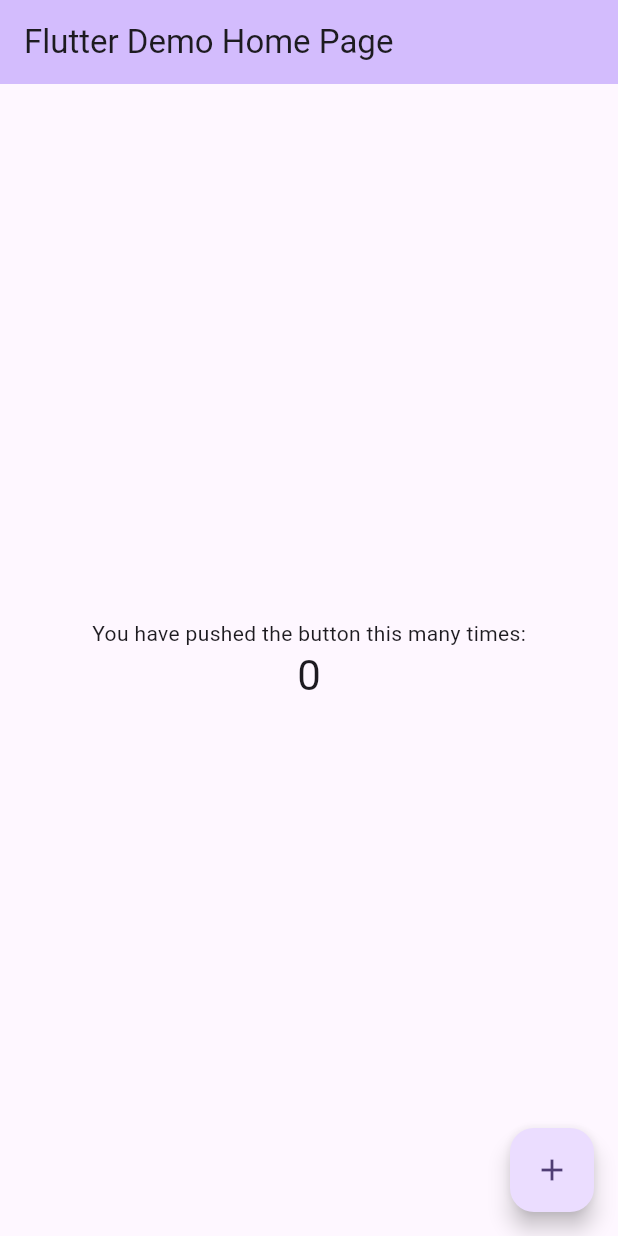
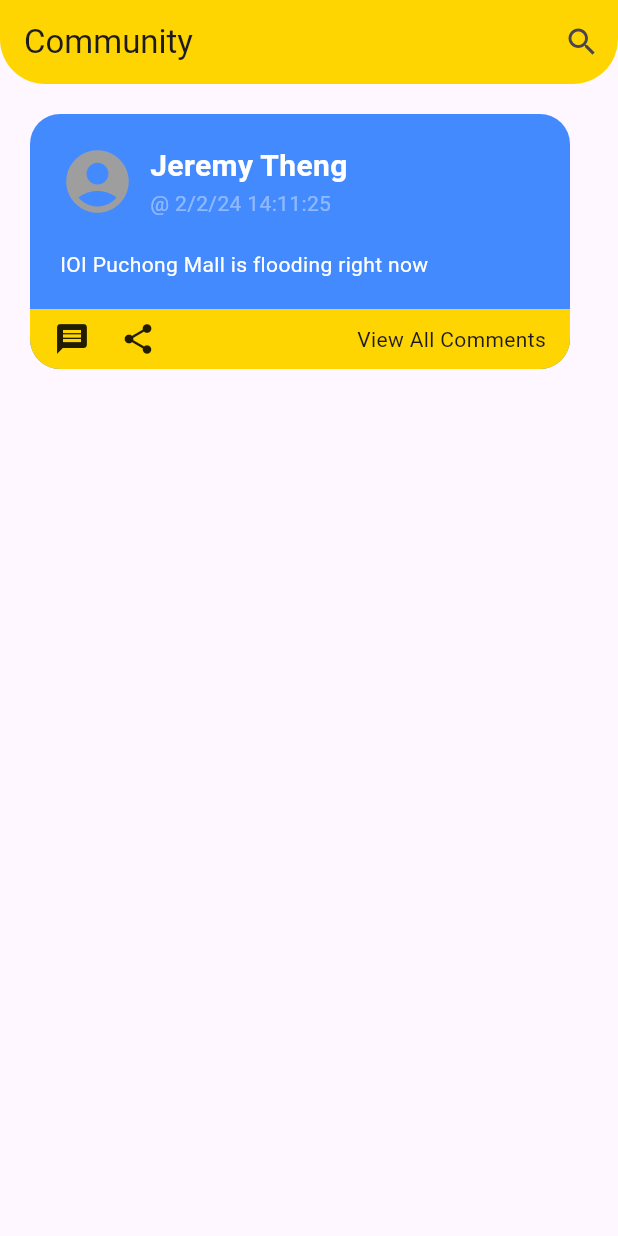
Before and after one commit to ICAS03/waterguard, a Flutter app: the screen it shows after launch, on a phone screen of 412 x 824 dp. Run offline on Flutter 3.47's test engine with Material 2 defaults, Android fonts, the light colour scheme and no system bars.

Commit message:
feat: making-community-card and screen

```diff
--- a/lib/widgets/main.dart
+++ b/lib/main.dart
@@ -1,4 +1,5 @@
 import 'package:flutter/material.dart';
+import 'package:waterguard/screens/community_screen.dart';
 
 void main() {
   runApp(const MyApp());
@@ -31,7 +32,7 @@ class MyApp extends StatelessWidget {
         colorScheme: ColorScheme.fromSeed(seedColor: Colors.deepPurple),
         useMaterial3: true,
       ),
-      home: const MyHomePage(title: 'Flutter Demo Home Page'),
+      home: CommunityScreen(),
     );
   }
 }
--- /dev/null
+++ b/lib/screens/community_screen.dart
@@ -0,0 +1,32 @@
+import 'package:flutter/material.dart';
+import 'package:flutter/widgets.dart';
+import 'package:waterguard/widgets/community_card.dart';
+
+class CommunityScreen extends StatelessWidget {
+  const CommunityScreen({super.key});
+
+  @override
+  Widget build(BuildContext context) {
+    return Scaffold(
+      appBar: AppBar(
+        backgroundColor: Color.fromARGB(255, 255, 213, 1),
+        title: Text("Community"),
+        shape: RoundedRectangleBorder(
+          borderRadius: BorderRadius.only(
+              bottomLeft: Radius.circular(30),
+              bottomRight: Radius.circular(30)),
+        ),
+        actions: [IconButton(onPressed: () => {}, icon: Icon(Icons.search))],
+      ),
+      body: Container(
+        padding: EdgeInsets.symmetric(horizontal: 20, vertical: 20),
+        child: Column(children: [
+          CommunityCard(
+              name: "Jeremy Theng",
+              content: "IOI Puchong Mall is flooding right now",
+              datePosted: "@ 2/2/24 14:11:25")
+        ]),
+      ),
+    );
+  }
+}
--- /dev/null
+++ b/lib/widgets/community_card.dart
@@ -0,0 +1,100 @@
+import 'package:flutter/material.dart';
+import 'package:flutter/widgets.dart';
+
+class CommunityCard extends StatelessWidget {
+  String name;
+  // later change to datetime
+  String datePosted;
+  String content;
+  CommunityCard(
+      {required this.name, required this.content, required this.datePosted});
+
+  @override
+  Widget build(BuildContext context) {
+    return Container(
+      width: 360,
+      decoration: BoxDecoration(
+          borderRadius: BorderRadius.circular(20), color: Colors.blueAccent),
+      child: Column(
+        mainAxisAlignment: MainAxisAlignment.spaceBetween,
+        children: [
+          Container(
+            padding: EdgeInsets.all(20),
+            child:
+                Column(crossAxisAlignment: CrossAxisAlignment.start, children: [
+              Row(
+                children: [
+                  // change this to the image
+                  Container(
+                      height: 50,
+                      width: 50,
+                      decoration: const BoxDecoration(
+                        shape: BoxShape.circle,
+                      ),
+                      child: const Icon(Icons.account_circle_rounded,
+                          size: 50, color: Colors.grey)),
+                  const SizedBox(width: 10),
+                  Column(
+                    mainAxisAlignment: MainAxisAlignment.start,
+                    crossAxisAlignment: CrossAxisAlignment.start,
+                    children: [
+                      Text(
+                        name,
+                        style: TextStyle(
+                            color: Colors.white,
+                            fontSize: 20,
+                            fontWeight: FontWeight.bold),
+                      ),
+                      Text(
+                        datePosted,
+                        style: TextStyle(color: Colors.white.withOpacity(0.4)),
+                      )
+                    ],
+                  )
+                ],
+              ),
+              SizedBox(
+                height: 20,
+              ),
+              Text(
+                content,
+                style: TextStyle(color: Colors.white),
+              )
+            ]),
+          ),
+          Container(
+            width: 360,
+            height: 40,
+            padding: EdgeInsets.symmetric(vertical: 4, horizontal: 16),
+            decoration: BoxDecoration(
+                color: Color.fromARGB(255, 255, 213, 1),
+                borderRadius: BorderRadiusDirectional.only(
+                    bottomStart: Radius.circular(20),
+                    bottomEnd: Radius.circular(20))),
+            child: EngagementPost(),
+          )
+        ],
+      ),
+    );
+  }
+}
+
+class EngagementPost extends StatelessWidget {
+  const EngagementPost({super.key});
+
+  @override
+  Widget build(BuildContext context) {
+    return Row(
+      children: [
+        // xde likes icons
+        Icon(Icons.message),
+        SizedBox(
+          width: 20,
+        ),
+        Icon(Icons.share),
+        Spacer(),
+        GestureDetector(onTap: () => {}, child: Text("View All Comments"))
+      ],
+    );
+  }
+}
```
